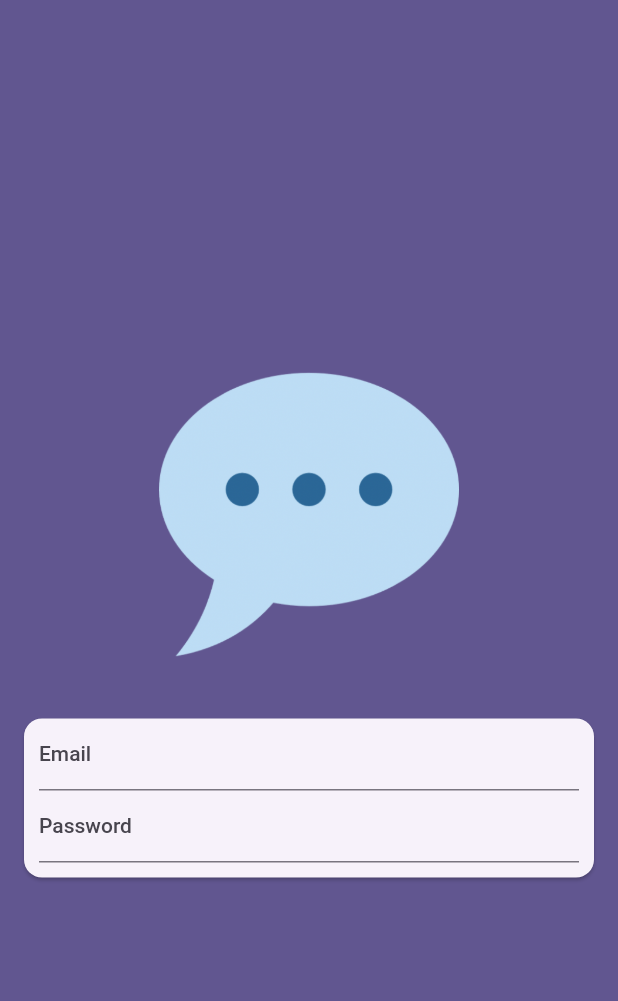
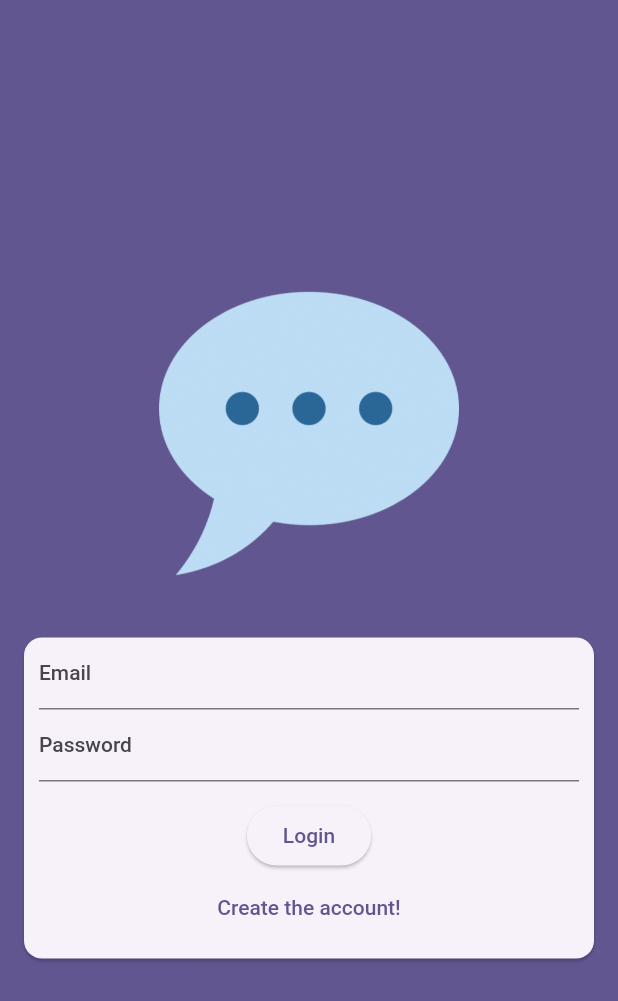
Before and after one commit to Sridhare29/ChatBee, a Flutter app: the screen it shows after launch, on a phone screen of 412 x 824 dp. Shown: the top 1001 px of the screen. Run offline on Flutter 3.47's test engine with Material 2 defaults, Android fonts, the phone set to English and light mode, and no system bars.

Commit message:
Swap the textbtn acording to login - signup

```diff
--- a/lib/widget/auth.dart
+++ b/lib/widget/auth.dart
@@ -1,3 +1,5 @@
+// ignore_for_file: dead_code
+
 import 'package:flutter/material.dart';
 
 class AuthScreeen extends StatefulWidget {
@@ -8,8 +10,11 @@ class AuthScreeen extends StatefulWidget {
 }
 
 class _AuthScreeenState extends State<AuthScreeen> {
+  var _isLogin = true;
+
   @override
   Widget build(BuildContext context) {
+
     return Scaffold(
       backgroundColor: Theme.of(context).colorScheme.primary,
       body: Center(
@@ -26,7 +31,8 @@ class _AuthScreeenState extends State<AuthScreeen> {
             Card(
               margin: const EdgeInsets.all(16),
               child: Padding(
-                padding: const EdgeInsets.only(left: 10,top: 0,bottom: 10,right: 10),
+                padding: const EdgeInsets.only(
+                    left: 10, top: 0, bottom: 10, right: 10),
                 child: Form(
                   child: Column(
                     mainAxisSize: MainAxisSize.min,
@@ -45,6 +51,21 @@ class _AuthScreeenState extends State<AuthScreeen> {
                         ),
                         obscureText: true, //invisiable the txt
                       ),
+                      const SizedBox(height: 12),
+                      ElevatedButton(
+                          onPressed: () {},
+                          child: Text(_isLogin ? 'Login' : 'Signup'),
+                          ),
+                      TextButton(
+                          onPressed: () {
+                            setState(() {
+                              _isLogin = !_isLogin;
+                            });
+                          },
+                          child: Text(_isLogin
+                              ? 'Create the account!'
+                              : 'I have already have acccout! Login'),
+                              ),
                     ],
                   ),
                 ),
```
